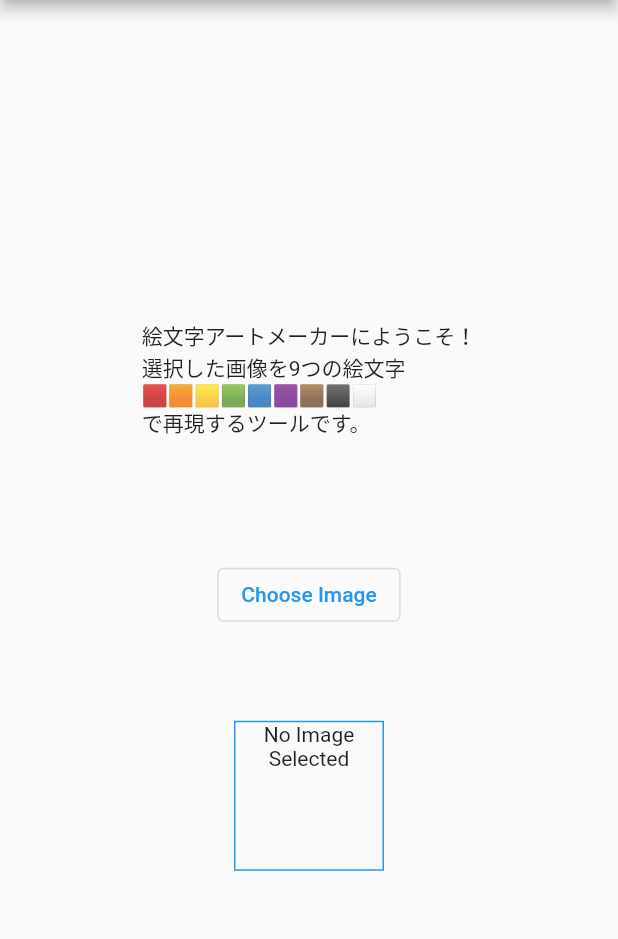
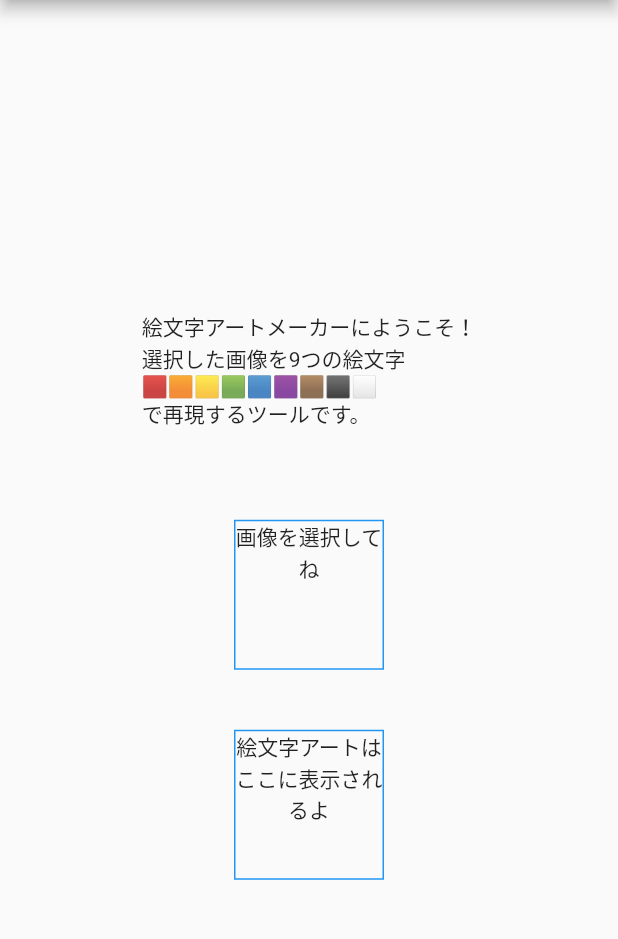
Before and after one commit to acannie/emoji_art_maker, a Flutter app: the screen it shows after launch, on a phone screen of 412 x 824 dp, the part 75-1014 px from its top. Run offline on Flutter 3.47's test engine with Material 2 defaults, Android fonts, the light colour scheme and no system bars; our stand-ins replace image_picker; missing offline and left inert: image_size_getter.

Commit message:
code: also applied to emoji art

```diff
--- a/lib/emoji_art.dart
+++ b/lib/emoji_art.dart
@@ -19,9 +19,9 @@ class EmojiArtPreviewWidget extends StatelessWidget {
     return FutureBuilder<MemoryImage>(
       future: pickedController.imageFuture,
       builder: (BuildContext context, AsyncSnapshot<MemoryImage> snapshot) {
-        if (snapshot.connectionState == ConnectionState.waiting) {
-          return CircularProgressIndicator();
-        } else if (snapshot.connectionState == ConnectionState.done &&
+        // if (snapshot.connectionState == ConnectionState.waiting) {
+        //   return CircularProgressIndicator();
+        if (snapshot.connectionState == ConnectionState.done &&
             null != snapshot.data) {
           MemoryImage image = snapshot.data!;
 
@@ -83,10 +83,10 @@ class EmojiArtPreviewWidget extends StatelessWidget {
           );
         } else if (null != snapshot.error) {
           return CircularProgressIndicator();
-        } else {
+        }
         return Container(
           child: Text(
-              'No Image Selected',
+            '絵文字アートは\nここに表示されるよ',
             textAlign: TextAlign.center,
           ),
           height: 100,
@@ -95,7 +95,6 @@ class EmojiArtPreviewWidget extends StatelessWidget {
             border: Border.all(color: Colors.blue),
           ),
         );
-        }
       },
     );
   }
--- a/lib/pick_image.dart
+++ b/lib/pick_image.dart
@@ -38,6 +38,8 @@ class PickedImageWidget extends StatelessWidget {
       child: FutureBuilder<MemoryImage>(
           future: _future,
           builder: (BuildContext context, AsyncSnapshot<MemoryImage> snapshot) {
+            // if (snapshot.connectionState == ConnectionState.waiting) {
+            //   return CircularProgressIndicator();
             if (snapshot.connectionState == ConnectionState.done &&
                 null != snapshot.data) {
               MemoryImage? image = snapshot.data;
@@ -71,15 +73,24 @@ class PickedImageWidget extends StatelessWidget {
                   ),
                 ]);
               }
+            } else if (null != snapshot.error) {
+              return CircularProgressIndicator();
             }
-            return Padding(
-              padding: EdgeInsets.all(20),
-              child: OutlinedButton(
-                onPressed: () {
-                  _future = controller.pickImage();
-                },
-                child: Text('Choose Image'),
+            return InkWell(
+              child: Container(
+                child: Text(
+                  '画像を選択してね',
+                  textAlign: TextAlign.center,
+                ),
+                height: 100,
+                width: 100,
+                decoration: BoxDecoration(
+                  border: Border.all(color: Colors.blue),
+                ),
               ),
+              onTap: () {
+                _future = controller.pickImage();
+              },
             );
           }),
     );
```
Lines whose indentation alone changed are shown as unchanged.
